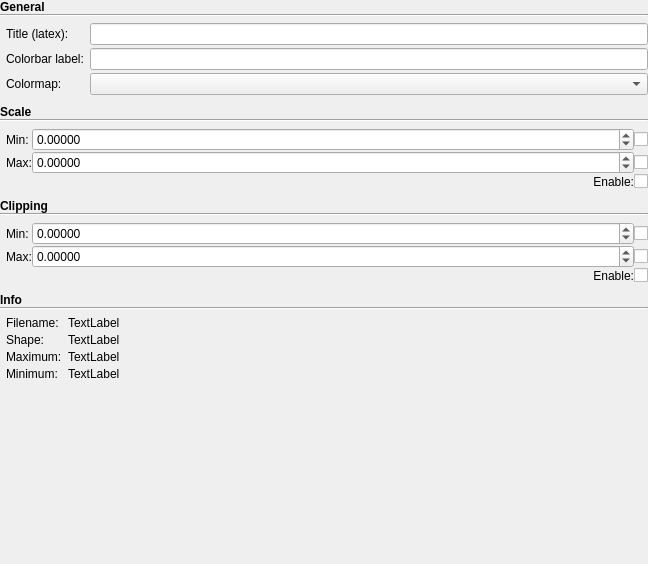
First picture: the form in mdt/data/qt_designs/maps_visualizer/MapSpecificOptions.ui, repository robbert-harms/MDT, before the edit.
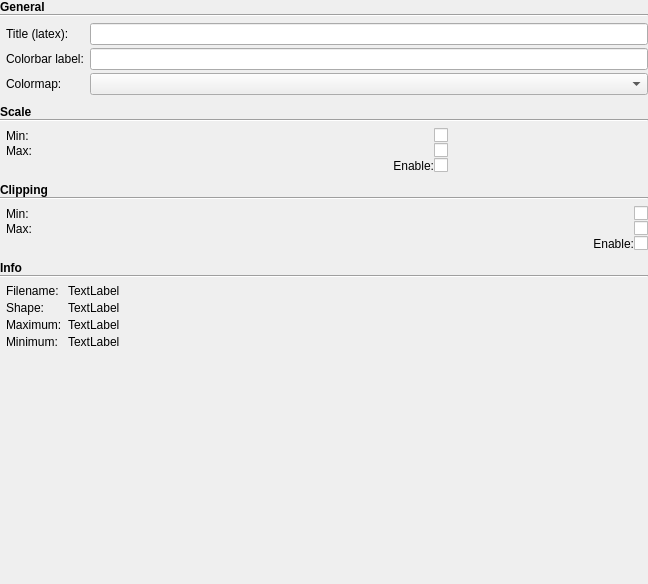
Second picture: the form after the edit. Custom widgets are drawn as their Qt base class.

Commit message: Updates to the view maps gui (adds scientific number scroller). Updates to the test

The edit to the form file:
```diff
--- a/mdt/data/qt_designs/maps_visualizer/MapSpecificOptions.ui
+++ b/mdt/data/qt_designs/maps_visualizer/MapSpecificOptions.ui
@@ -7,7 +7,7 @@
     <x>0</x>
     <y>0</y>
     <width>648</width>
-    <height>564</height>
+    <height>584</height>
    </rect>
   </property>
   <property name="windowTitle">
@@ -224,62 +224,31 @@
           <number>3</number>
          </property>
          <item row="0" column="0">
-          <layout class="QGridLayout" name="gridLayout_7" columnstretch="0,1,0">
+          <layout class="QGridLayout" name="gridLayout_7" columnstretch="0,0,0">
            <property name="topMargin">
             <number>0</number>
            </property>
            <property name="bottomMargin">
             <number>0</number>
            </property>
-           <item row="2" column="2">
+           <item row="0" column="0">
+            <widget class="QLabel" name="label">
+             <property name="text">
+              <string>Min:</string>
+             </property>
+            </widget>
+           </item>
+           <item row="1" column="2">
             <widget class="QCheckBox" name="use_data_scale_max">
              <property name="text">
               <string/>
              </property>
             </widget>
            </item>
-           <item row="3" column="1">
-            <widget class="QLabel" name="label_4">
+           <item row="1" column="0">
+            <widget class="QLabel" name="label_5">
              <property name="text">
-              <string>Enable:</string>
-             </property>
-             <property name="alignment">
-              <set>Qt::AlignRight|Qt::AlignTrailing|Qt::AlignVCenter</set>
-             </property>
-            </widget>
-           </item>
-           <item row="0" column="1">
-            <widget class="QDoubleSpinBoxDotSeparator" name="data_scale_min">
-             <property name="specialValueText">
-              <string/>
-             </property>
-             <property name="decimals">
-              <number>5</number>
-             </property>
-             <property name="minimum">
-              <double>-10000000000.000000000000000</double>
-             </property>
-             <property name="maximum">
-              <double>10000000000.000000000000000</double>
-             </property>
-             <property name="singleStep">
-              <double>0.010000000000000</double>
-             </property>
-            </widget>
-           </item>
-           <item row="2" column="1">
-            <widget class="QDoubleSpinBoxDotSeparator" name="data_scale_max">
-             <property name="decimals">
-              <number>5</number>
-             </property>
-             <property name="minimum">
-              <double>-10000000000.000000000000000</double>
-             </property>
-             <property name="maximum">
-              <double>10000000000.000000000000000</double>
-             </property>
-             <property name="singleStep">
-              <double>0.010000000000000</double>
+              <string>Max:</string>
              </property>
             </widget>
            </item>
@@ -290,26 +259,28 @@
              </property>
             </widget>
            </item>
-           <item row="3" column="2">
+           <item row="2" column="1">
+            <widget class="QLabel" name="label_4">
+             <property name="text">
+              <string>Enable:</string>
+             </property>
+             <property name="alignment">
+              <set>Qt::AlignRight|Qt::AlignTrailing|Qt::AlignVCenter</set>
+             </property>
+            </widget>
+           </item>
+           <item row="2" column="2">
             <widget class="QCheckBox" name="data_set_use_scale">
              <property name="text">
               <string/>
              </property>
             </widget>
            </item>
-           <item row="0" column="0">
-            <widget class="QLabel" name="label">
-             <property name="text">
-              <string>Min:</string>
-             </property>
-            </widget>
+           <item row="0" column="1">
+            <widget class="ScientificNumberScroller" name="data_scale_min" native="true"/>
            </item>
-           <item row="2" column="0">
-            <widget class="QLabel" name="label_5">
-             <property name="text">
-              <string>Max:</string>
-             </property>
-            </widget>
+           <item row="1" column="1">
+            <widget class="ScientificNumberScroller" name="data_scale_max" native="true"/>
            </item>
           </layout>
          </item>
@@ -565,38 +536,6 @@
              </property>
             </widget>
            </item>
-           <item row="0" column="1">
-            <widget class="QDoubleSpinBoxDotSeparator" name="data_clipping_min">
-             <property name="decimals">
-              <number>5</number>
-             </property>
-             <property name="minimum">
-              <double>-9999999999.989999771118164</double>
-             </property>
-             <property name="maximum">
-              <double>9999999999.989999771118164</double>
-             </property>
-             <property name="singleStep">
-              <double>0.010000000000000</double>
-             </property>
-            </widget>
-           </item>
-           <item row="1" column="1">
-            <widget class="QDoubleSpinBoxDotSeparator" name="data_clipping_max">
-             <property name="decimals">
-              <number>5</number>
-             </property>
-             <property name="minimum">
-              <double>-9999999999.989999771118164</double>
-             </property>
-             <property name="maximum">
-              <double>9999999999.989999771118164</double>
-             </property>
-             <property name="singleStep">
-              <double>0.010000000000000</double>
-             </property>
-            </widget>
-           </item>
            <item row="1" column="2">
             <widget class="QCheckBox" name="use_data_clipping_max">
              <property name="text">
@@ -611,6 +550,12 @@
              </property>
             </widget>
            </item>
+           <item row="0" column="1">
+            <widget class="ScientificNumberScroller" name="data_clipping_min" native="true"/>
+           </item>
+           <item row="1" column="1">
+            <widget class="ScientificNumberScroller" name="data_clipping_max" native="true"/>
+           </item>
           </layout>
          </item>
         </layout>
@@ -640,9 +585,10 @@
    <container>1</container>
   </customwidget>
   <customwidget>
-   <class>QDoubleSpinBoxDotSeparator</class>
-   <extends>QDoubleSpinBox</extends>
-   <header>..widgets</header>
+   <class>ScientificNumberScroller</class>
+   <extends>QWidget</extends>
+   <header>mdt.gui.widgets.composite_widgets</header>
+   <container>1</container>
   </customwidget>
  </customwidgets>
  <tabstops>
```
Left out of the diff: 4 changed lines with no effect on the pictures. The commit also changes 15 other files.
